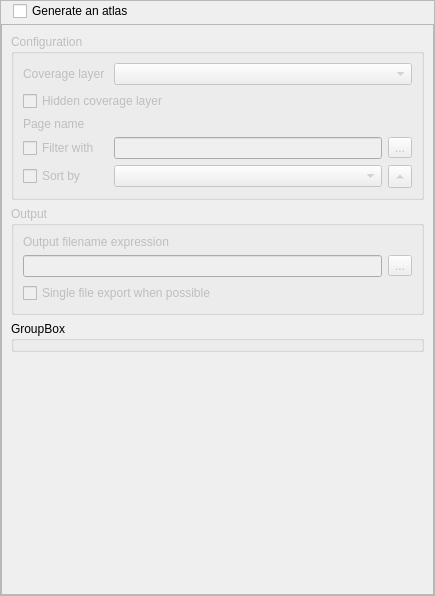
Old version of the form src/ui/qgsatlascompositionwidgetbase.ui in the repository qgis/QGIS.
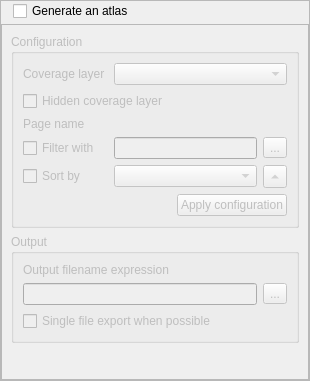
New version of the form. Icons and pictures are not drawn. Custom widgets are drawn as their Qt base class.

Commit message: [composer] Add an apply button for atlas settings, prevents numerous refetching/redrawing when tweaking atlas configuration

Patch:
```diff
--- a/src/ui/qgsatlascompositionwidgetbase.ui
+++ b/src/ui/qgsatlascompositionwidgetbase.ui
@@ -6,8 +6,8 @@
    <rect>
     <x>0</x>
     <y>0</y>
-    <width>435</width>
-    <height>596</height>
+    <width>310</width>
+    <height>381</height>
    </rect>
   </property>
   <property name="sizePolicy">
@@ -93,8 +93,8 @@
           <rect>
            <x>0</x>
            <y>0</y>
-           <width>431</width>
-           <height>567</height>
+           <width>306</width>
+           <height>352</height>
           </rect>
          </property>
          <layout class="QVBoxLayout" name="mainLayout">
@@ -121,7 +121,7 @@
             <property name="collapsed" stdset="0">
              <bool>false</bool>
             </property>
-            <layout class="QGridLayout" name="gridLayout_2" columnstretch="0,1,0">
+            <layout class="QGridLayout" name="gridLayout_2" columnstretch="0,0,0">
              <item row="4" column="2">
               <widget class="QToolButton" name="mAtlasSortFeatureDirectionButton">
                <property name="toolTip">
@@ -219,6 +219,30 @@
                </property>
               </widget>
              </item>
+             <item row="5" column="0" colspan="3">
+              <layout class="QHBoxLayout" name="horizontalLayout">
+               <item>
+                <spacer name="horizontalSpacer_3">
+                 <property name="orientation">
+                  <enum>Qt::Horizontal</enum>
+                 </property>
+                 <property name="sizeHint" stdset="0">
+                  <size>
+                   <width>40</width>
+                   <height>20</height>
+                  </size>
+                 </property>
+                </spacer>
+               </item>
+               <item>
+                <widget class="QPushButton" name="mApplyConfigButton">
+                 <property name="text">
+                  <string>Apply configuration</string>
+                 </property>
+                </widget>
+               </item>
+              </layout>
+             </item>
             </layout>
            </widget>
           </item>
@@ -274,13 +298,6 @@
             </layout>
            </widget>
           </item>
-          <item>
-           <widget class="QGroupBox" name="groupBox">
-            <property name="title">
-             <string>GroupBox</string>
-            </property>
-           </widget>
-          </item>
           <item>
            <spacer name="verticalSpacer">
             <property name="orientation">
```
Left out of the diff: 5 changed lines with no effect on the pictures. The commit also changes 3 other files.
